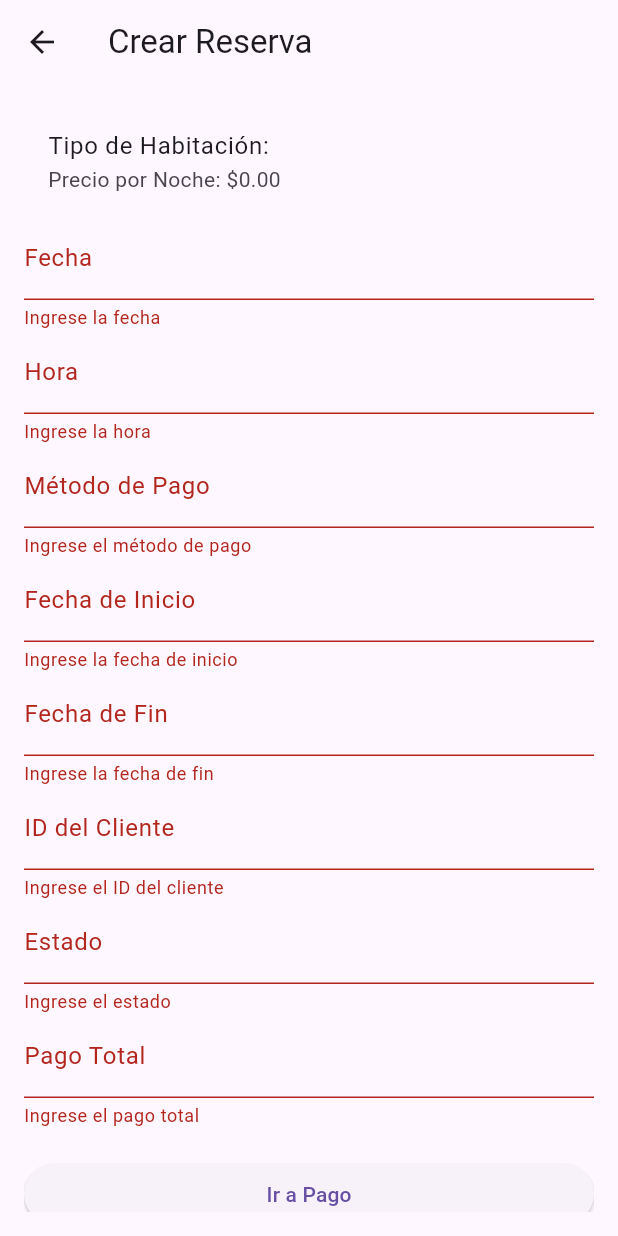
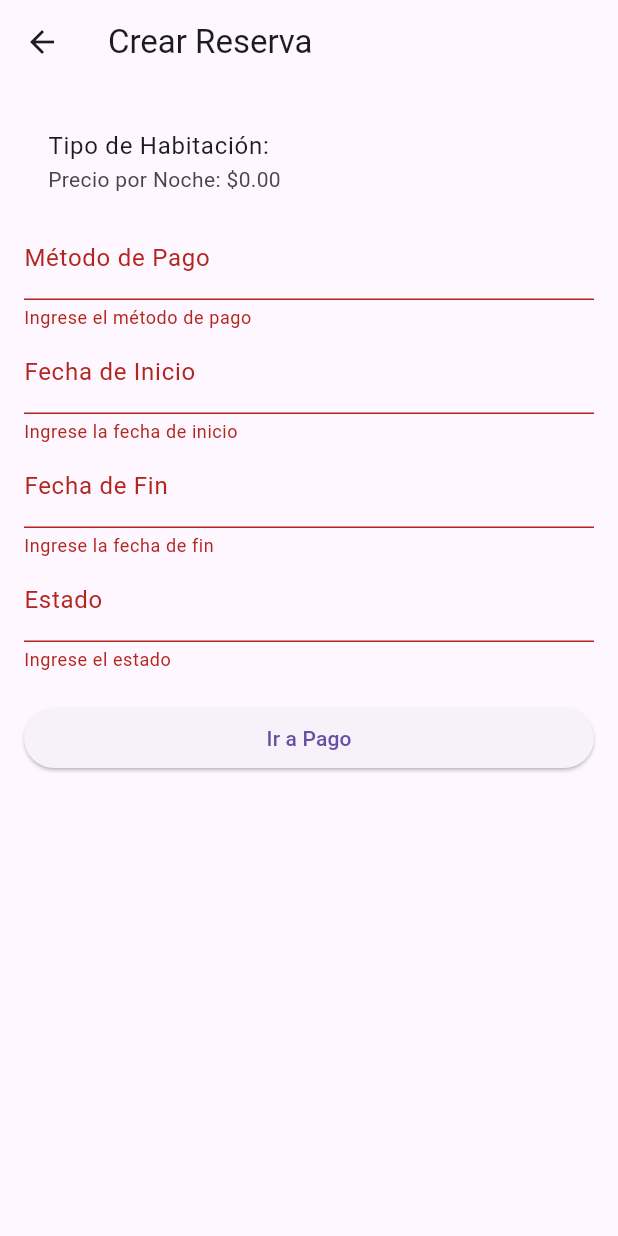
Before and after one commit to 2do-Software-II/DK-Mobile, a Flutter app: the BookingFormScreen screen opened directly with empty values, after a tap on "Ir a Pago", on a phone screen of 412 x 824 dp. Run offline on Flutter 3.47's test engine with Material 3 defaults, Android fonts, the phone set to English and light mode, and no system bars; our stand-ins replace badges, cached_network_image, carousel_slider, flutter_svg, font_awesome_flutter, graphql_flutter and 1 more; missing offline and left inert: flutter_paypal_payment; accounts and stored records are empty.

Commit message:
ajustes cliente 4

```diff
--- a/lib/screens/formulario_reserva.dart
+++ b/lib/screens/formulario_reserva.dart
@@ -4,6 +4,7 @@ import 'package:flutter/material.dart';
 import 'package:hotel_app/screens/payment.dart';
 import 'package:hotel_app/utils/data_service.dart';
 import 'package:hotel_app/utils/habitacion_class.dart';
+import 'package:shared_preferences/shared_preferences.dart';
 
 class BookingFormScreen extends StatefulWidget {
   final Habitacion habitacion;
@@ -15,19 +16,42 @@ class BookingFormScreen extends StatefulWidget {
 }
 
 class _BookingFormScreenState extends State<BookingFormScreen> {
-  final TextEditingController _dateController = TextEditingController();
-  final TextEditingController _timeController = TextEditingController();
   final TextEditingController _paymentMethodController =
       TextEditingController();
   final TextEditingController _startDateController = TextEditingController();
   final TextEditingController _endDateController = TextEditingController();
-  final TextEditingController _customerIdController = TextEditingController();
   final TextEditingController _statusController = TextEditingController();
-  final TextEditingController _fullPaymentController = TextEditingController();
 
   final GlobalKey<FormState> _formKey = GlobalKey<FormState>();
 
   final DataService _dataService = DataService();
+
+  String _customerId = '';
+  String _date = '';
+  String _time = '';
+  double _fullPayment = 0.0;
+
+  @override
+  void initState() {
+    super.initState();
+    _loadInitialData();
+  }
+
+  Future<void> _loadInitialData() async {
+    // Obtener fecha y hora actuales
+    DateTime now = DateTime.now();
+    _date = '${now.year}-${now.month}-${now.day}';
+    _time = '${now.hour}:${now.minute}';
+
+    // Obtener el ID del cliente desde SharedPreferences
+    SharedPreferences prefs = await SharedPreferences.getInstance();
+    _customerId = prefs.getString('customer_id') ?? '';
+
+    // Precio total es el precio de la habitación
+    _fullPayment = widget.habitacion.price;
+
+    setState(() {}); // Actualizar la interfaz después de obtener los datos
+  }
 
   @override
   Widget build(BuildContext context) {
@@ -45,26 +69,6 @@ class _BookingFormScreenState extends State<BookingFormScreen> {
                 title: Text('Tipo de Habitación: ${widget.habitacion.type}'),
                 subtitle: Text(
                     'Precio por Noche: \$${widget.habitacion.price.toStringAsFixed(2)}'),
-              ),
-              TextFormField(
-                controller: _dateController,
-                decoration: const InputDecoration(labelText: 'Fecha'),
-                validator: (value) {
-                  if (value!.isEmpty) {
-                    return 'Ingrese la fecha';
-                  }
-                  return null;
-                },
-              ),
-              TextFormField(
-                controller: _timeController,
-                decoration: const InputDecoration(labelText: 'Hora'),
-                validator: (value) {
-                  if (value!.isEmpty) {
-                    return 'Ingrese la hora';
-                  }
-                  return null;
-                },
               ),
               TextFormField(
                 controller: _paymentMethodController,
@@ -97,31 +101,11 @@ class _BookingFormScreenState extends State<BookingFormScreen> {
                 },
               ),
               TextFormField(
-                controller: _customerIdController,
-                decoration: const InputDecoration(labelText: 'ID del Cliente'),
-                validator: (value) {
-                  if (value!.isEmpty) {
-                    return 'Ingrese el ID del cliente';
-                  }
-                  return null;
-                },
-              ),
-              TextFormField(
                 controller: _statusController,
                 decoration: const InputDecoration(labelText: 'Estado'),
                 validator: (value) {
                   if (value!.isEmpty) {
                     return 'Ingrese el estado';
-                  }
-                  return null;
-                },
-              ),
-              TextFormField(
-                controller: _fullPaymentController,
-                decoration: const InputDecoration(labelText: 'Pago Total'),
-                validator: (value) {
-                  if (value!.isEmpty) {
-                    return 'Ingrese el pago total';
                   }
                   return null;
                 },
@@ -145,15 +129,14 @@ class _BookingFormScreenState extends State<BookingFormScreen> {
   Future<void> _navigateToPaymentPage() async {
     if (_formKey.currentState!.validate()) {
       try {
-        // Obtener los datos del formulario
-        String date = _dateController.text;
-        String time = _timeController.text;
+        String date = _date;
+        String time = _time;
         String paymentMethod = _paymentMethodController.text;
         String startDate = _startDateController.text;
         String endDate = _endDateController.text;
-        String customerId = _customerIdController.text;
+        String customerId = _customerId;
         String status = _statusController.text;
-        double fullPayment = double.parse(_fullPaymentController.text);
+        double fullPayment = _fullPayment;
 
         // Ejecutar la mutación para crear la reserva
         await _dataService.createBooking(
```
